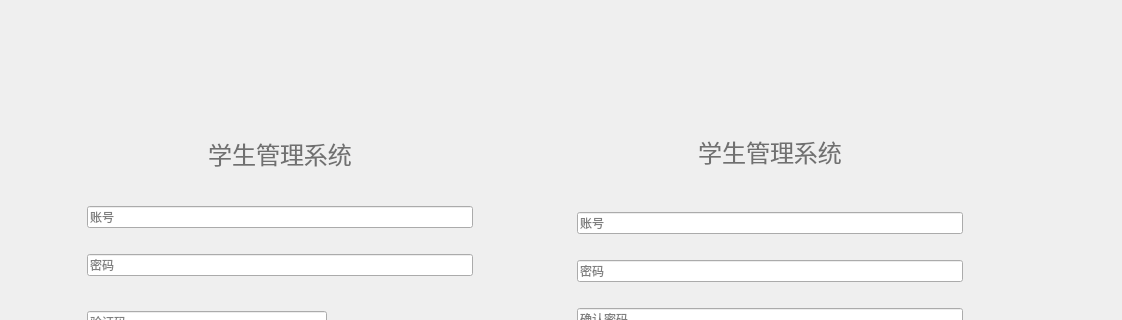
Above: ZcManager-client/modules/login/LoginPage.ui from zcmaye/zc-manager before the change; both pictures show x 0 to 1122 and y 0 to 320 of the 1122 by 787 pixel window. Below: the same form after it.
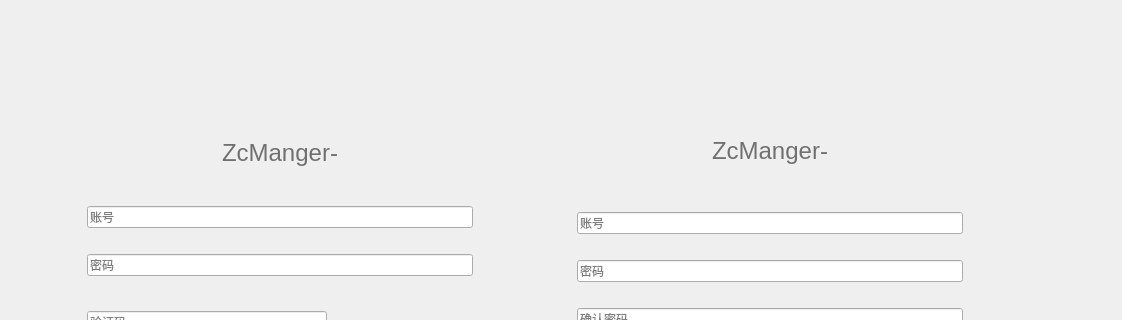
That is the form after the change. Icons and pictures are not drawn. Custom widgets are drawn as their Qt base class.

```diff
--- a/ZcManager-client/modules/login/LoginPage.ui
+++ b/ZcManager-client/modules/login/LoginPage.ui
@@ -59,7 +59,7 @@
     <item>
      <widget class="QLabel" name="titleLab">
       <property name="text">
-       <string>&lt;html&gt;&lt;head/&gt;&lt;body&gt;&lt;p&gt;&lt;span style=&quot; font-size:18pt; color:#707070;&quot;&gt;学生管理系统&lt;/span&gt;&lt;/p&gt;&lt;/body&gt;&lt;/html&gt;</string>
+       <string>&lt;html&gt;&lt;head/&gt;&lt;body&gt;&lt;p&gt;&lt;span style=&quot; font-size:18pt; color:#707070;&quot;&gt;ZcManger-&lt;/span&gt;&lt;/p&gt;&lt;/body&gt;&lt;/html&gt;</string>
       </property>
       <property name="alignment">
        <set>Qt::AlignmentFlag::AlignCenter</set>
@@ -250,7 +250,7 @@
     <item>
      <widget class="QLabel" name="reg_titleLab">
       <property name="text">
-       <string>&lt;html&gt;&lt;head/&gt;&lt;body&gt;&lt;p&gt;&lt;span style=&quot; font-size:18pt; color:#707070;&quot;&gt;学生管理系统&lt;/span&gt;&lt;/p&gt;&lt;/body&gt;&lt;/html&gt;</string>
+       <string>&lt;html&gt;&lt;head/&gt;&lt;body&gt;&lt;p&gt;&lt;span style=&quot; font-size:18pt; color:#707070;&quot;&gt;ZcManger-&lt;/span&gt;&lt;/p&gt;&lt;/body&gt;&lt;/html&gt;</string>
       </property>
       <property name="alignment">
        <set>Qt::AlignmentFlag::AlignCenter</set>
```
